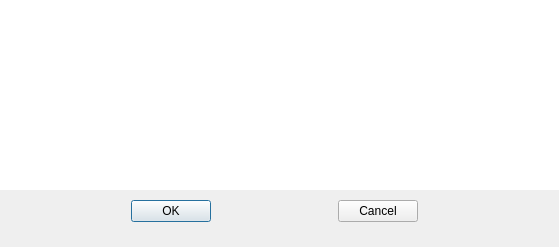
Qt form SWDev/SWDev/LimitsDlg.ui (PingJian2019/sw-device) before a commit.
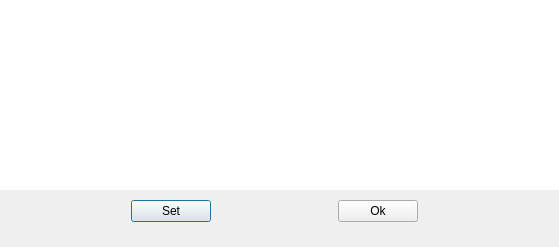
The same form after that commit.

```diff
--- a/SWDev/SWDev/LimitsDlg.ui
+++ b/SWDev/SWDev/LimitsDlg.ui
@@ -69,7 +69,7 @@
      <item>
       <widget class="QPushButton" name="okButton">
        <property name="text">
-        <string>OK</string>
+        <string>Set</string>
        </property>
       </widget>
      </item>
@@ -89,7 +89,7 @@
      <item>
       <widget class="QPushButton" name="cancelButton">
        <property name="text">
-        <string>Cancel</string>
+        <string>Ok</string>
        </property>
       </widget>
      </item>
```
Left out of the diff: 20 changed lines with no effect on the pictures.
